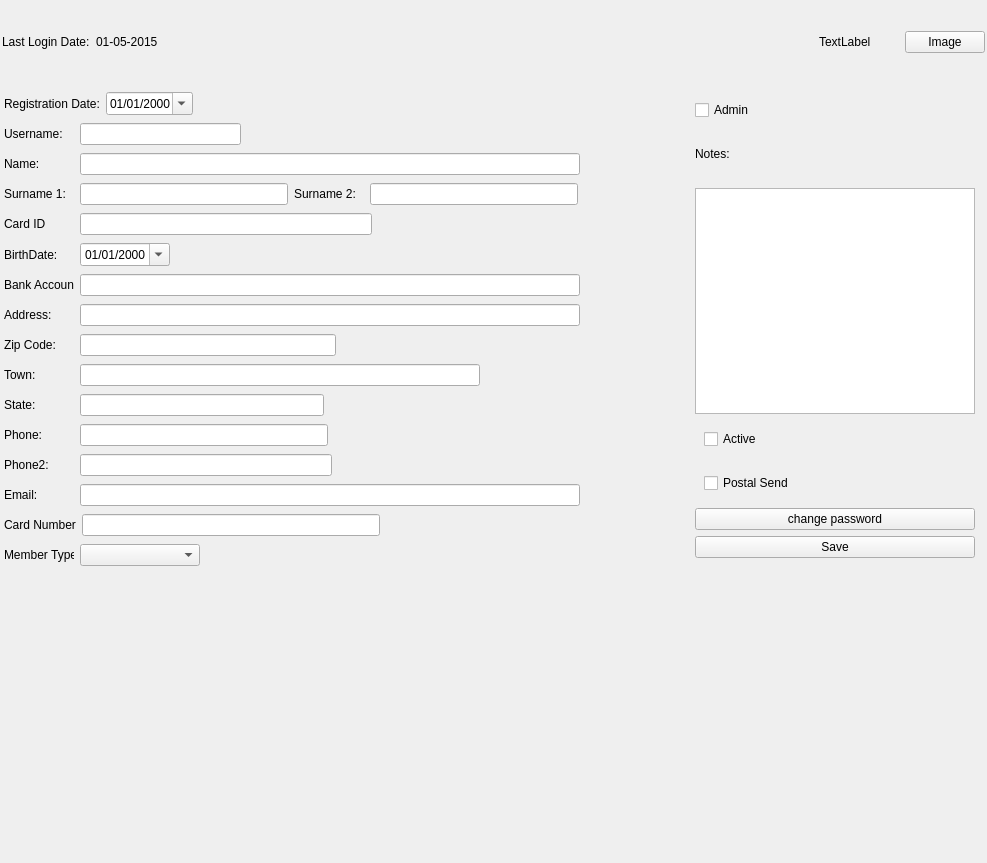
This is penyamanager/admin/memberview.ui in eguzki/penyamanager as Qt 5 draws it before an edit. The edited form follows.
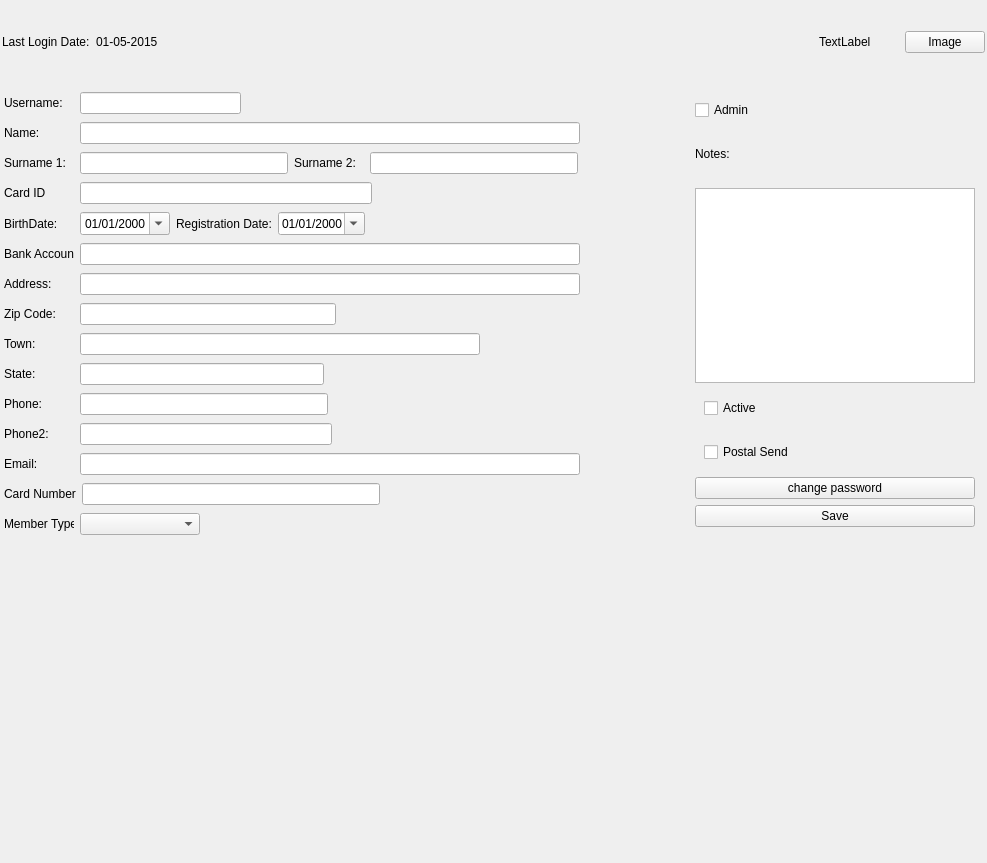
This is the edited form.

Commit message: fix member layout

Patch:
```diff
--- a/penyamanager/admin/memberview.ui
+++ b/penyamanager/admin/memberview.ui
@@ -199,54 +199,6 @@
          <property name="bottomMargin">
           <number>1</number>
          </property>
-         <item>
-          <widget class="QWidget" name="registrationDateWidget" native="true">
-           <layout class="QHBoxLayout" name="horizontalLayout">
-            <property name="leftMargin">
-             <number>1</number>
-            </property>
-            <property name="topMargin">
-             <number>1</number>
-            </property>
-            <property name="rightMargin">
-             <number>1</number>
-            </property>
-            <property name="bottomMargin">
-             <number>1</number>
-            </property>
-            <item>
-             <widget class="QLabel" name="regDateLabel">
-              <property name="text">
-               <string>Registration Date:</string>
-              </property>
-             </widget>
-            </item>
-            <item>
-             <widget class="QDateEdit" name="regDateDateEdit">
-              <property name="displayFormat">
-               <string>dd/MM/yyyy</string>
-              </property>
-              <property name="calendarPopup">
-               <bool>true</bool>
-              </property>
-             </widget>
-            </item>
-            <item>
-             <spacer name="horizontalSpacer_4">
-              <property name="orientation">
-               <enum>Qt::Horizontal</enum>
-              </property>
-              <property name="sizeHint" stdset="0">
-               <size>
-                <width>451</width>
-                <height>20</height>
-               </size>
-              </property>
-             </spacer>
-            </item>
-           </layout>
-          </widget>
-         </item>
          <item>
           <widget class="QWidget" name="usernameWidget" native="true">
            <layout class="QHBoxLayout" name="horizontalLayout_5">
@@ -525,6 +477,23 @@
               </property>
              </widget>
             </item>
+            <item>
+             <widget class="QLabel" name="regDateLabel">
+              <property name="text">
+               <string>Registration Date:</string>
+              </property>
+             </widget>
+            </item>
+            <item>
+             <widget class="QDateEdit" name="regDateDateEdit">
+              <property name="displayFormat">
+               <string>dd/MM/yyyy</string>
+              </property>
+              <property name="calendarPopup">
+               <bool>true</bool>
+              </property>
+             </widget>
+            </item>
             <item>
              <spacer name="horizontalSpacer_8">
               <property name="orientation">
```
